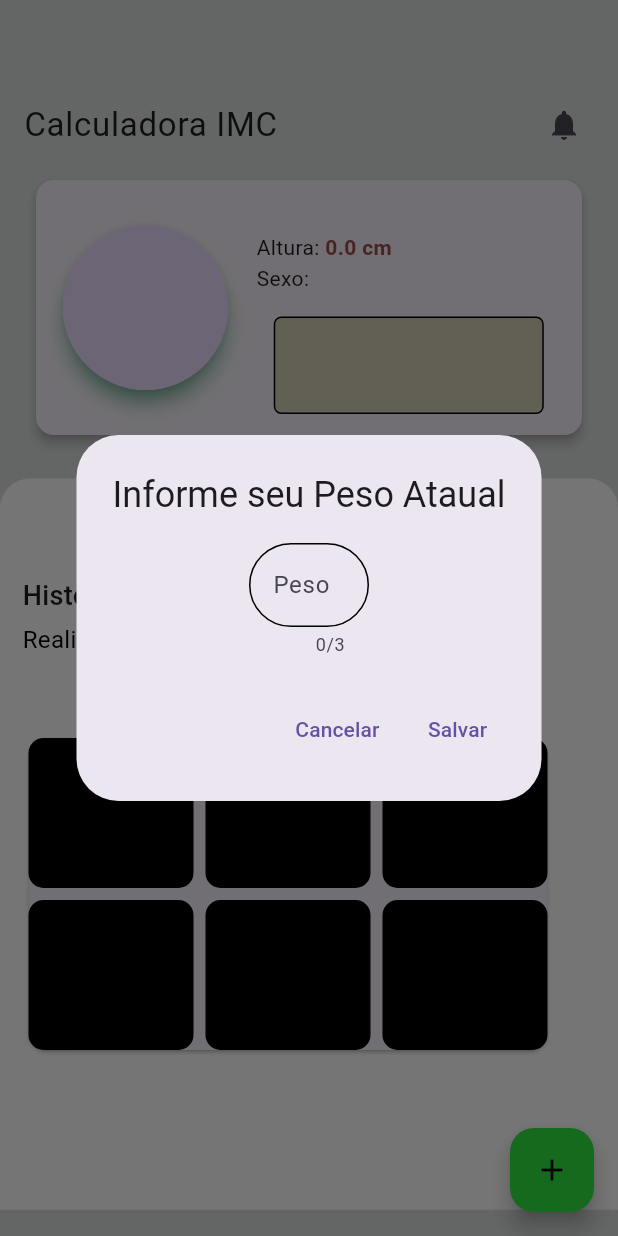
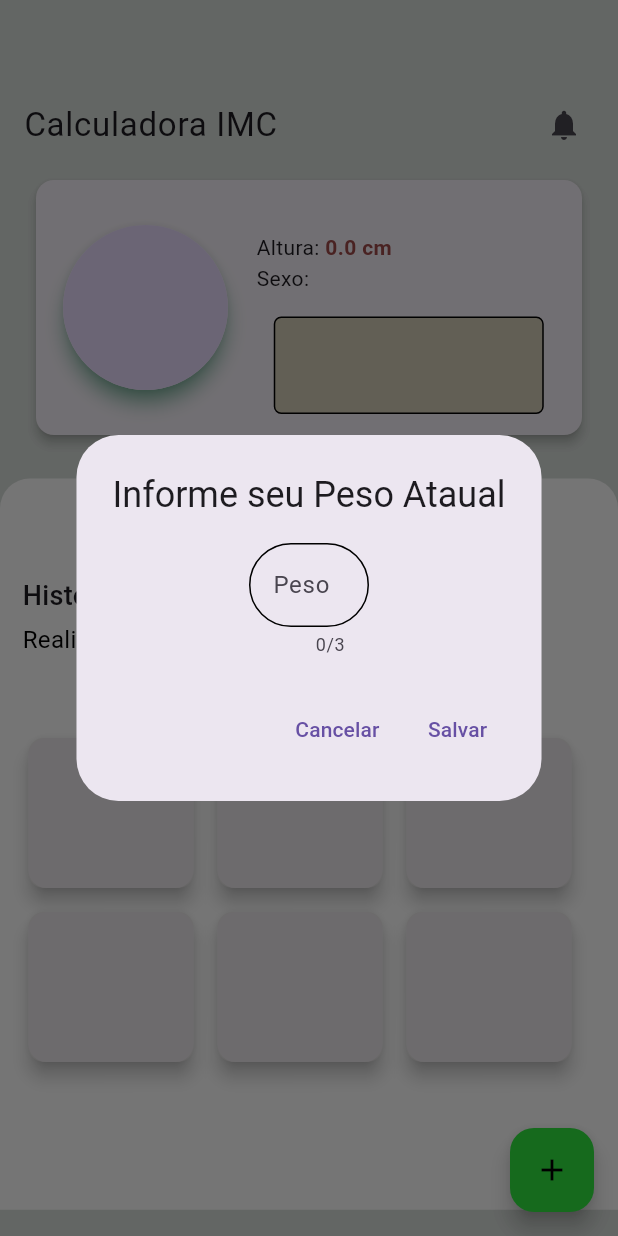
Before and after one commit to absjuniordev/calculadora_imc, a Flutter app: the HomeScreen screen opened by its route, after a tap on the "add" icon, on a phone screen of 412 x 824 dp. Run offline on Flutter 3.47's test engine with Material 3 defaults, Android fonts, the phone set to English and light mode, and no system bars; our stand-ins replace flutter_animate, gallery_saver, image_picker, page_transition, sqflite; accounts and stored records are empty.

Commit message:
Customização da apresentação do itens

```diff
--- /dev/null
+++ b/lib/components/itens_navegacao.dart
@@ -0,0 +1,99 @@
+import 'package:flutter/material.dart';
+
+class ItensNavegacao extends StatelessWidget {
+  const ItensNavegacao({super.key});
+
+  @override
+  Widget build(BuildContext context) {
+    return Wrap(
+      spacing: 8,
+      runSpacing: 8,
+      children: [
+        InkWell(
+          onTap: () {},
+          child: Card(
+            elevation: 5,
+            child: Container(
+              height: 100,
+              width: 110,
+              decoration: BoxDecoration(
+                color: const Color.fromARGB(166, 233, 230, 230),
+                borderRadius: BorderRadius.circular(10),
+              ),
+            ),
+          ),
+        ),
+        InkWell(
+          onTap: () {},
+          child: Card(
+            elevation: 5,
+            child: Container(
+              height: 100,
+              width: 110,
+              decoration: BoxDecoration(
+                color: const Color.fromARGB(166, 233, 230, 230),
+                borderRadius: BorderRadius.circular(10),
+              ),
+            ),
+          ),
+        ),
+        InkWell(
+          onTap: () {},
+          child: Card(
+            elevation: 5,
+            child: Container(
+              height: 100,
+              width: 110,
+              decoration: BoxDecoration(
+                color: const Color.fromARGB(166, 233, 230, 230),
+                borderRadius: BorderRadius.circular(10),
+              ),
+            ),
+          ),
+        ),
+        InkWell(
+          onTap: () {},
+          child: Card(
+            elevation: 5,
+            child: Container(
+              height: 100,
+              width: 110,
+              decoration: BoxDecoration(
+                color: const Color.fromARGB(166, 233, 230, 230),
+                borderRadius: BorderRadius.circular(10),
+              ),
+            ),
+          ),
+        ),
+        InkWell(
+          onTap: () {},
+          child: Card(
+            elevation: 5,
+            child: Container(
+              height: 100,
+              width: 110,
+              decoration: BoxDecoration(
+                color: const Color.fromARGB(166, 233, 230, 230),
+                borderRadius: BorderRadius.circular(10),
+              ),
+            ),
+          ),
+        ),
+        InkWell(
+          onTap: () {},
+          child: Card(
+            elevation: 5,
+            child: Container(
+              height: 100,
+              width: 110,
+              decoration: BoxDecoration(
+                color: const Color.fromARGB(166, 233, 230, 230),
+                borderRadius: BorderRadius.circular(10),
+              ),
+            ),
+          ),
+        ),
+      ],
+    );
+  }
+}
--- a/lib/pages/home_screen.dart
+++ b/lib/pages/home_screen.dart
@@ -9,6 +9,7 @@ import 'package:calculadora_imc/shared/constants/custom_colors.dart';
 import 'package:flutter/material.dart';
 
 import '../components/imc_listagem.dart';
+import '../components/itens_navegacao.dart';
 
 class HomeScreen extends StatefulWidget {
   const HomeScreen({super.key});
@@ -49,7 +50,6 @@ class _HomeScreenState extends State<HomeScreen> {
     sexo = _user[0].sexo;
 
     setState(() {});
-
   }
 
   @override
@@ -71,8 +71,7 @@ class _HomeScreenState extends State<HomeScreen> {
               style: TextStyle(fontSize: 22),
             ),
             trailing: InkWell(
-              onTap: () {
-              },
+              onTap: () {},
               child: const Icon(Icons.notifications),
             ),
           ),
@@ -174,83 +173,30 @@ class _HomeScreenState extends State<HomeScreen> {
                 topRight: Radius.circular(20),
               ),
             ),
-            child: Column(
+            child: const Column(
               crossAxisAlignment: CrossAxisAlignment.start,
               children: [
-                const SizedBox(height: 50,),
-                const Text(
+                SizedBox(
+                  height: 50,
+                ),
+                Text(
                   "Historico de IMC",
                   style: TextStyle(
                     fontSize: 18,
                     fontWeight: FontWeight.w500,
                   ),
                 ),
-                const SizedBox(height: 5),
-                const Text(
+                SizedBox(height: 5),
+                Text(
                   "Realize avaliações periodicamente",
                   style: TextStyle(
                     fontSize: 16,
                     color: Colors.black,
                   ),
                 ),
-                const SizedBox(height: 50),
+                SizedBox(height: 50),
 
-                Card(
-                  child: Wrap(
-                    spacing: 8,
-                    runSpacing: 8,
-                    children: [
-                      Container(
-                        height: 100,
-                        width: 110,
-                        decoration: BoxDecoration(
-                          color: Colors.black,
-                          borderRadius: BorderRadius.circular(10),
-                        ),
-                      ),
-                      Container(
-                        height: 100,
-                        width: 110,
-                        decoration: BoxDecoration(
-                          color: Colors.black,
-                          borderRadius: BorderRadius.circular(10),
-                        ),
-                      ),
-                      Container(
-                        height: 100,
-                        width: 110,
-                        decoration: BoxDecoration(
-                          color: Colors.black,
-                          borderRadius: BorderRadius.circular(10),
-                        ),
-                      ),
-                      Container(
-                        height: 100,
-                        width: 110,
-                        decoration: BoxDecoration(
-                          color: Colors.black,
-                          borderRadius: BorderRadius.circular(10),
-                        ),
-                      ),
-                      Container(
-                        height: 100,
-                        width: 110,
-                        decoration: BoxDecoration(
-                          color: Colors.black,
-                          borderRadius: BorderRadius.circular(10),
-                        ),
-                      ),
-                      Container(
-                        height: 100,
-                        width: 110,
-                        decoration: BoxDecoration(
-                          color: Colors.black,
-                          borderRadius: BorderRadius.circular(10),
-                        ),
-                      ),
-                    ],
-                  ),
-                ),
+               ItensNavegacao(),
                 // IMCListagem(
                 //   imcList: _imc,
                 //   update: obterIMC(),
```
